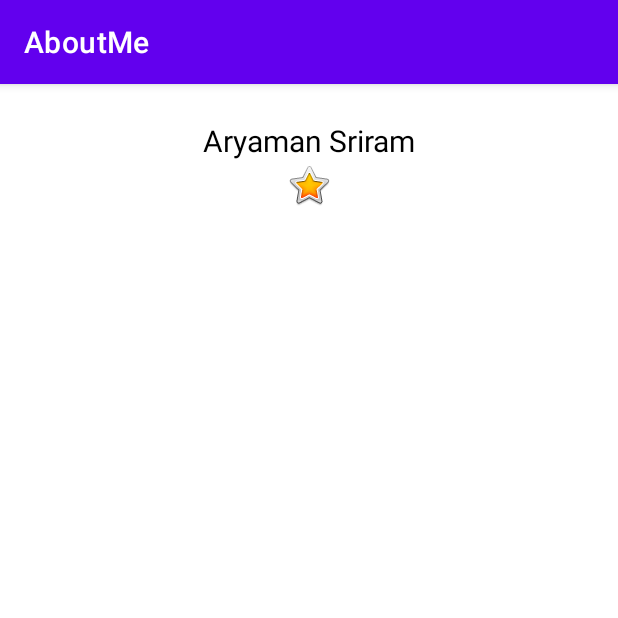
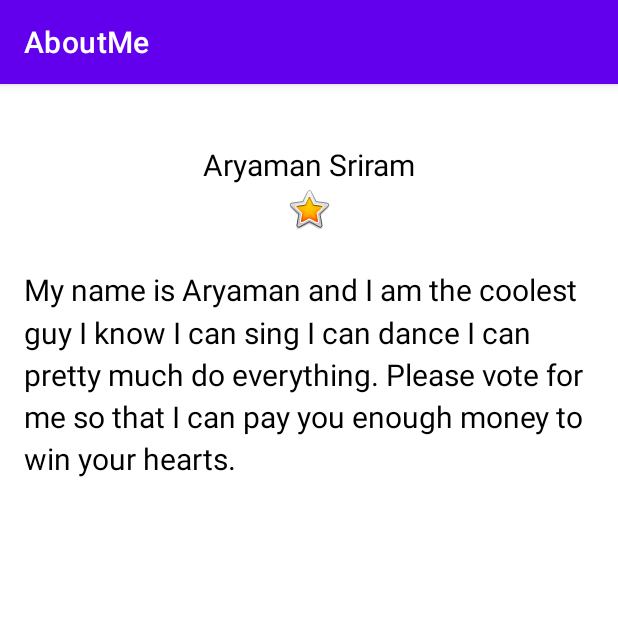
Before and after one commit to aryamansriram/AndroidUdacity, an Android app: the screen it shows after launch (MainActivity), on a phone screen of 412 x 824 dp, the top half of it. Run offline under Robolectric (Android 15) with nearby library versions, the phone set to English and light mode, and no system bars.

Commit message:
Added scroll view and text

```diff
--- a/about_me/app/src/main/res/layout/activity_main.xml
+++ b/about_me/app/src/main/res/layout/activity_main.xml
@@ -1,17 +1,18 @@
 <?xml version="1.0" encoding="utf-8"?>
 <LinearLayout xmlns:android="http://schemas.android.com/apk/res/android"
     xmlns:app="http://schemas.android.com/apk/res-auto"
+    android:layout_width="match_parent"
+    android:layout_height="match_parent"
     android:orientation="vertical"
-    android:layout_width="match_parent"
-    android:layout_height="match_parent">
+    android:padding="@dimen/large_padding">
 
     <TextView
         android:id="@+id/name_text"
+        style="@style/name_style"
         android:layout_width="match_parent"
         android:layout_height="wrap_content"
         android:gravity="center"
-        android:text="@string/name"
-        style="@style/name_style" />
+        android:text="@string/name" />
 
     <ImageView
         android:id="@+id/star_image"
@@ -19,4 +20,20 @@
         android:layout_height="wrap_content"
         android:contentDescription="@string/yellow_star"
         app:srcCompat="@android:drawable/btn_star_big_on" />
+
+    <ScrollView
+        android:id="@+id/bio_scroll"
+        style="@android:style/Widget.DeviceDefault.Light.ScrollView"
+        android:layout_width="match_parent"
+        android:layout_height="match_parent">
+
+
+        <TextView
+            android:id="@+id/bio_text"
+            style="@style/name_style"
+            android:layout_width="match_parent"
+            android:layout_height="wrap_content"
+            android:text="@string/bio"
+            android:lineSpacingMultiplier="1.2"/>
+    </ScrollView>
 </LinearLayout>
--- a/about_me/app/src/main/res/values/strings.xml
+++ b/about_me/app/src/main/res/values/strings.xml
@@ -2,4 +2,8 @@
     <string name="app_name">AboutMe</string>
     <string name="name">Aryaman Sriram</string>
     <string name="yellow_star">Yellow</string>
+    <string name="bio">My name is Aryaman and I am the coolest guy I know
+    I can sing I can dance I can pretty much do everything. Please vote for me
+    so that I can pay you enough money to win your hearts.</string>
+
 </resources>
```
